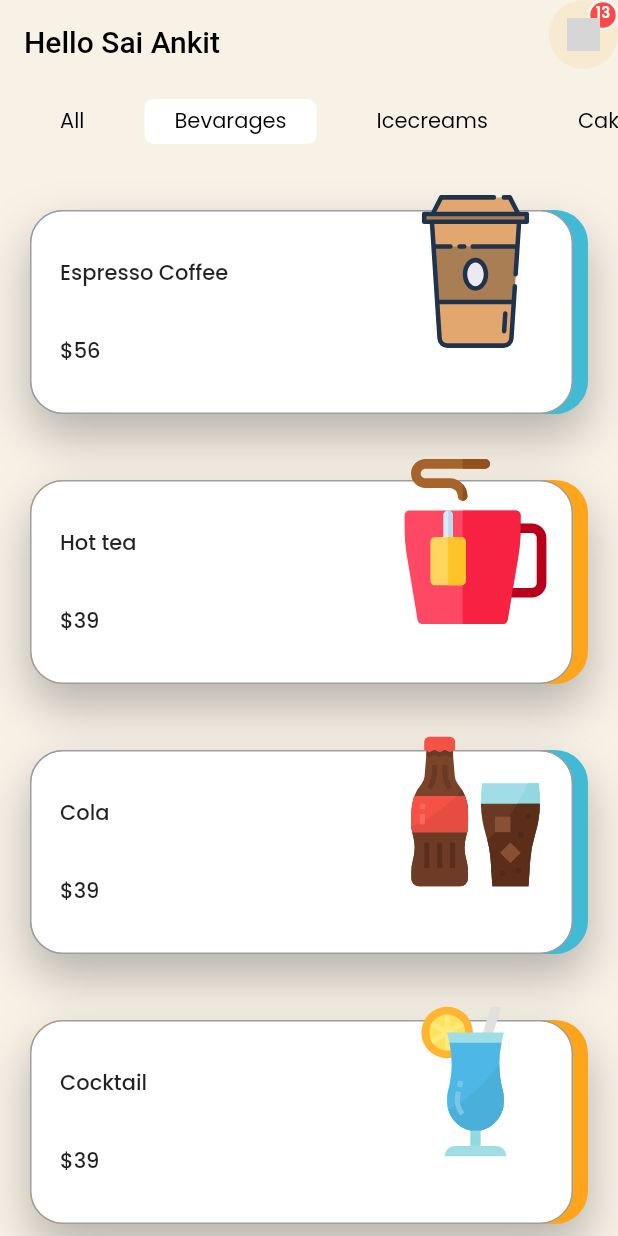
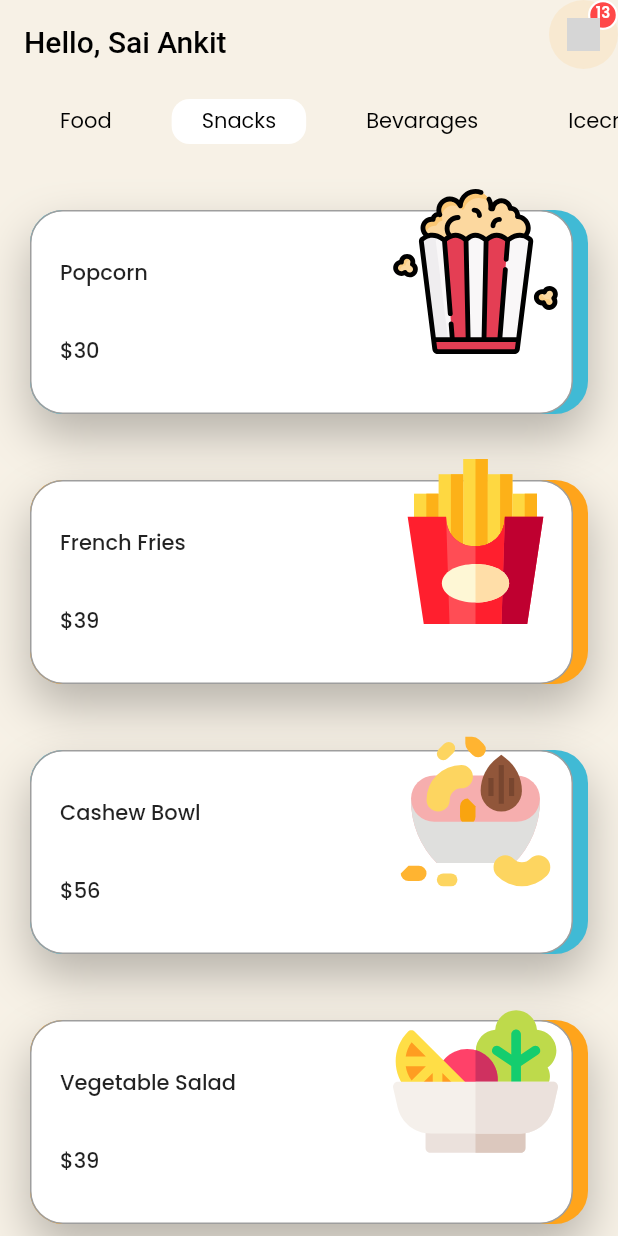
Before and after one commit to saiankit/officeCafeteria, a Flutter app: the screen it shows after launch, on a phone screen of 412 x 824 dp. Run offline on Flutter 3.47's test engine with Material 2 defaults, Android fonts, the phone set to English and light mode, and no system bars; our stand-ins replace flutter_svg, google_fonts, image_picker; project files that could hold a hidden picture were left out; grey boxes are pictures that could not be loaded.

```diff
--- a/lib/models/product.dart
+++ b/lib/models/product.dart
@@ -6,70 +6,3 @@ class Product {
 }
 
 // list of products
-
-List<Product> products = [
-  Product(
-    id: 1,
-    price: 56,
-    title: "Cashew Bowl",
-    image: "assets/cashew.svg",
-    description:
-        "Lorem ipsum dolor sit amet, consectetur adipiscing elit, sed do eiusmod tempor incididunt ut labore et dolore magna aliqua. Ut enim ad minim",
-  ),
-  Product(
-    id: 2,
-    price: 39,
-    title: "Chicken Hamburger",
-    image: "assets/hamburger.svg",
-    description:
-        "Lorem ipsum dolor sit amet, consectetur adipiscing elit, sed do eiusmod tempor incididunt ut labore et dolore magna aliqua. Ut enim ad minim",
-  ),
-  Product(
-    id: 3,
-    price: 39,
-    title: "French Fries",
-    image: "assets/french-fries.svg",
-    description:
-        "Lorem ipsum dolor sit amet, consectetur adipiscing elit, sed do eiusmod tempor incididunt ut labore et dolore magna aliqua. Ut enim ad minim",
-  ),
-  Product(
-    id: 4,
-    price: 39,
-    title: "Chocolate Sundae",
-    image: "assets/choclate-sundae.svg",
-    description:
-        "Lorem ipsum dolor sit amet, consectetur adipiscing elit, sed do eiusmod tempor incididunt ut labore et dolore magna aliqua. Ut enim ad minim",
-  ),
-  Product(
-    id: 5,
-    price: 39,
-    title: "Grilled Sandwich",
-    image: "assets/grilled-sandwich.svg",
-    description:
-        "Lorem ipsum dolor sit amet, consectetur adipiscing elit, sed do eiusmod tempor incididunt ut labore et dolore magna aliqua. Ut enim ad minim",
-  ),
-  Product(
-    id: 6,
-    price: 39,
-    title: "Hot Dog",
-    image: "assets/hot-dog.svg",
-    description:
-        "Lorem ipsum dolor sit amet, consectetur adipiscing elit, sed do eiusmod tempor incididunt ut labore et dolore magna aliqua. Ut enim ad minim",
-  ),
-  Product(
-    id: 7,
-    price: 39,
-    title: "Noodles",
-    image: "assets/noodles.svg",
-    description:
-        "Lorem ipsum dolor sit amet, consectetur adipiscing elit, sed do eiusmod tempor incididunt ut labore et dolore magna aliqua. Ut enim ad minim",
-  ),
-  Product(
-    id: 8,
-    price: 39,
-    title: "Chicken Nuggets",
-    image: "assets/nuggets.svg",
-    description:
-        "Lorem ipsum dolor sit amet, consectetur adipiscing elit, sed do eiusmod tempor incididunt ut labore et dolore magna aliqua. Ut enim ad minim",
-  ),
-];
--- a/lib/providers/categoriesProvider.dart
+++ b/lib/providers/categoriesProvider.dart
@@ -52,7 +52,7 @@ List<Product> bevarages = [
         "Lorem ipsum dolor sit amet, consectetur adipiscing elit, sed do eiusmod tempor incididunt ut labore et dolore magna aliqua. Ut enim ad minim",
   ),
 ];
-List<Product> icecreams = [
+List<Product> icecreamsAndCakes = [
   Product(
     id: 14,
     price: 39,
@@ -93,9 +93,6 @@ List<Product> icecreams = [
     description:
         "Lorem ipsum dolor sit amet, consectetur adipiscing elit, sed do eiusmod tempor incididunt ut labore et dolore magna aliqua. Ut enim ad minim",
   ),
-];
-
-List<Product> cakes = [
   Product(
     id: 19,
     price: 68,
@@ -121,3 +118,105 @@ List<Product> cakes = [
         "Lorem ipsum dolor sit amet, consectetur adipiscing elit, sed do eiusmod tempor incididunt ut labore et dolore magna aliqua. Ut enim ad minim",
   ),
 ];
+
+List<Product> food = [
+  Product(
+    id: 22,
+    price: 39,
+    title: "Chicken Hamburger",
+    image: "assets/hamburger.svg",
+    description:
+        "Lorem ipsum dolor sit amet, consectetur adipiscing elit, sed do eiusmod tempor incididunt ut labore et dolore magna aliqua. Ut enim ad minim",
+  ),
+  Product(
+    id: 23,
+    price: 39,
+    title: "Pizza",
+    image: "assets/pizza.svg",
+    description:
+        "Lorem ipsum dolor sit amet, consectetur adipiscing elit, sed do eiusmod tempor incididunt ut labore et dolore magna aliqua. Ut enim ad minim",
+  ),
+  Product(
+    id: 24,
+    price: 39,
+    title: "Spaghetti",
+    image: "assets/spaghetti.svg",
+    description:
+        "Lorem ipsum dolor sit amet, consectetur adipiscing elit, sed do eiusmod tempor incididunt ut labore et dolore magna aliqua. Ut enim ad minim",
+  ),
+  Product(
+    id: 25,
+    price: 39,
+    title: "Sandwich",
+    image: "assets/sandwich.svg",
+    description:
+        "Lorem ipsum dolor sit amet, consectetur adipiscing elit, sed do eiusmod tempor incididunt ut labore et dolore magna aliqua. Ut enim ad minim",
+  ),
+  Product(
+    id: 26,
+    price: 39,
+    title: "Grilled Sandwich",
+    image: "assets/grilled-sandwich.svg",
+    description:
+        "Lorem ipsum dolor sit amet, consectetur adipiscing elit, sed do eiusmod tempor incididunt ut labore et dolore magna aliqua. Ut enim ad minim",
+  ),
+  Product(
+    id: 27,
+    price: 39,
+    title: "Hot Dog",
+    image: "assets/hot-dog.svg",
+    description:
+        "Lorem ipsum dolor sit amet, consectetur adipiscing elit, sed do eiusmod tempor incididunt ut labore et dolore magna aliqua. Ut enim ad minim",
+  ),
+  Product(
+    id: 28,
+    price: 39,
+    title: "Noodles",
+    image: "assets/noodles.svg",
+    description:
+        "Lorem ipsum dolor sit amet, consectetur adipiscing elit, sed do eiusmod tempor incididunt ut labore et dolore magna aliqua. Ut enim ad minim",
+  ),
+  Product(
+    id: 29,
+    price: 39,
+    title: "Chicken Nuggets",
+    image: "assets/nuggets.svg",
+    description:
+        "Lorem ipsum dolor sit amet, consectetur adipiscing elit, sed do eiusmod tempor incididunt ut labore et dolore magna aliqua. Ut enim ad minim",
+  ),
+];
+
+List<Product> snacks = [
+  Product(
+    id: 30,
+    price: 30,
+    title: "Popcorn",
+    image: "assets/popcorn.svg",
+    description:
+        "Lorem ipsum dolor sit amet, consectetur adipiscing elit, sed do eiusmod tempor incididunt ut labore et dolore magna aliqua. Ut enim ad minim",
+  ),
+  Product(
+    id: 31,
+    price: 39,
+    title: "French Fries",
+    image: "assets/french-fries.svg",
+    description:
+        "Lorem ipsum dolor sit amet, consectetur adipiscing elit, sed do eiusmod tempor incididunt ut labore et dolore magna aliqua. Ut enim ad minim",
+  ),
+  Product(
+    id: 32,
+    price: 56,
+    title: "Cashew Bowl",
+    image: "assets/cashew.svg",
+    description:
+        "Lorem ipsum dolor sit amet, consectetur adipiscing elit, sed do eiusmod tempor incididunt ut labore et dolore magna aliqua. Ut enim ad minim",
+  ),
+  Product(
+    id: 33,
+    price: 39,
+    title: "Vegetable Salad",
+    image: "assets/salad.svg",
+    description:
+        "Lorem ipsum dolor sit amet, consectetur adipiscing elit, sed do eiusmod tempor incididunt ut labore et dolore magna aliqua. Ut enim ad minim",
+  ),
+];
--- a/lib/screens/homeScreen.dart
+++ b/lib/screens/homeScreen.dart
@@ -2,6 +2,7 @@ import 'package:flutter/material.dart';
 import 'package:flutter_svg/svg.dart';
 import 'package:officecafeteria/providers/categoriesProvider.dart';
 import 'package:officecafeteria/screens/detailScreen.dart';
+import 'package:officecafeteria/screens/shoppingCartScreen.dart';
 import 'package:provider/provider.dart';
 import '../utilities/colors.dart';
 import '../models/product.dart';
@@ -38,12 +39,19 @@ class _HomeScreenState extends State<HomeScreen> {
         actions: [
           IconBtnWithCounter(
             svgSrc: "assets/shopping-bag.svg",
-            press: () {},
+            press: () {
+              Navigator.push(
+                context,
+                MaterialPageRoute(
+                  builder: (context) => ShoppingCartScreen(),
+                ),
+              );
+            },
             numOfitem: 13,
           ),
         ],
         title: Text(
-          "Hello Sai Ankit",
+          "Hello, Sai Ankit",
           style: TextStyle(color: Colors.black),
         ),
         centerTitle: false,
@@ -55,12 +63,12 @@ class _HomeScreenState extends State<HomeScreen> {
             children: [
               CategoryList(),
               categories.categoryIndex == 0
-                  ? ProductsList(list: products)
+                  ? ProductsList(list: food)
                   : categories.categoryIndex == 1
-                      ? ProductsList(list: bevarages)
+                      ? ProductsList(list: snacks)
                       : categories.categoryIndex == 2
-                          ? ProductsList(list: icecreams)
-                          : ProductsList(list: cakes)
+                          ? ProductsList(list: bevarages)
+                          : ProductsList(list: icecreamsAndCakes)
             ],
           ),
         ),
@@ -174,7 +182,7 @@ class CategoryList extends StatefulWidget {
 
 class _CategoryListState extends State<CategoryList> {
   int selectedIndex = 1;
-  List categories = ['All', 'Bevarages', 'Icecreams', 'Cakes'];
+  List categories = ['Food', 'Snacks', 'Bevarages', 'Icecreams & Cakes'];
   @override
   Widget build(BuildContext context) {
     return Consumer<CategoriesProvider>(
@@ -201,7 +209,7 @@ class _CategoryListState extends State<CategoryList> {
               decoration: BoxDecoration(
                 color:
                     index == selectedIndex ? Colors.white : Colors.transparent,
-                borderRadius: BorderRadius.circular(6),
+                borderRadius: BorderRadius.circular(12),
               ),
               child: Text(
                 categories[index],
--- /dev/null
+++ b/lib/screens/shoppingCartScreen.dart
@@ -0,0 +1,19 @@
+import 'package:flutter/material.dart';
+import 'package:officecafeteria/utilities/colors.dart';
+
+class ShoppingCartScreen extends StatefulWidget {
+  @override
+  _ShoppingCartScreenState createState() => _ShoppingCartScreenState();
+}
+
+class _ShoppingCartScreenState extends State<ShoppingCartScreen> {
+  @override
+  Widget build(BuildContext context) {
+    return Scaffold(
+      backgroundColor: AppColors.homeScreenColor,
+      appBar: AppBar(
+        backgroundColor: AppColors.homeScreenColor,
+      ),
+    );
+  }
+}
```
Also changed, not shown: assets/hot-tea.svg, assets/ice-cream.svg, assets/noodles.svg, assets/nuggets.svg, assets/orange-juice.svg, assets/pizza.svg, assets/touch.svg.
